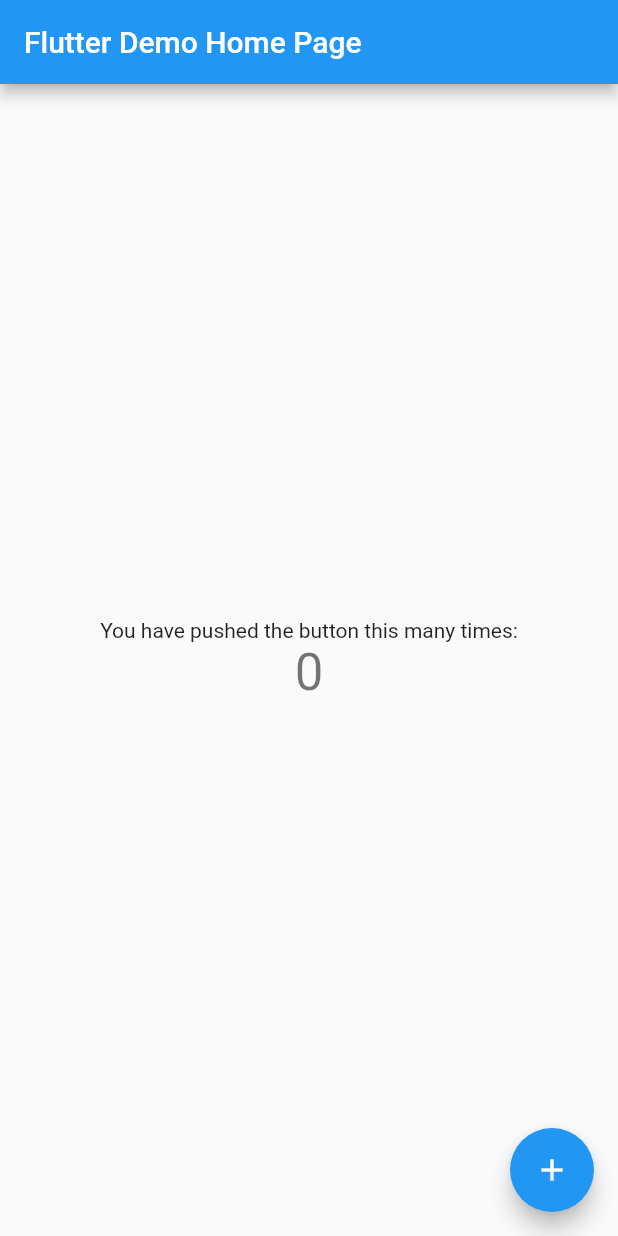
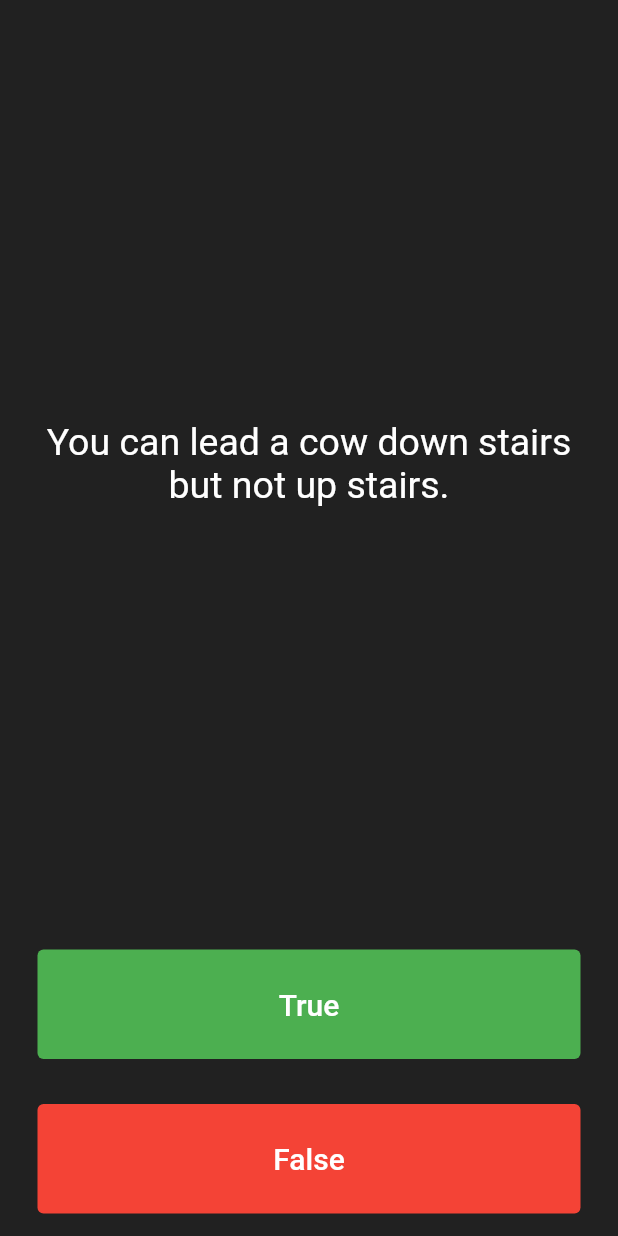
Before and after one commit to Malik-Usman17/Quiz_App, a Flutter app: the screen it shows after launch, on a phone screen of 412 x 824 dp. Run offline on Flutter 3.47's test engine with Material 2 defaults, Android fonts, the phone set to English and light mode, and no system bars.

Commit message:
adding question and answer list

```diff
--- a/lib/main.dart
+++ b/lib/main.dart
@@ -1,115 +1,145 @@
 import 'package:flutter/material.dart';
 
-void main() {
-  runApp(const MyApp());
-}
+void main() => runApp(const Quizzler());
 
-class MyApp extends StatelessWidget {
-  const MyApp({Key? key}) : super(key: key);
+class Quizzler extends StatelessWidget {
+  const Quizzler({Key? key}) : super(key: key);
 
-  // This widget is the root of your application.
   @override
   Widget build(BuildContext context) {
     return MaterialApp(
-      title: 'Flutter Demo',
-      theme: ThemeData(
-        // This is the theme of your application.
-        //
-        // Try running your application with "flutter run". You'll see the
-        // application has a blue toolbar. Then, without quitting the app, try
-        // changing the primarySwatch below to Colors.green and then invoke
-        // "hot reload" (press "r" in the console where you ran "flutter run",
-        // or simply save your changes to "hot reload" in a Flutter IDE).
-        // Notice that the counter didn't reset back to zero; the application
-        // is not restarted.
-        primarySwatch: Colors.blue,
+      home: Scaffold(
+        backgroundColor: Colors.grey.shade900,
+        body: const SafeArea(
+          child: Padding(
+            padding: EdgeInsets.symmetric(horizontal: 10.0),
+            child: QuizPage(),
+          ),
+        ),
       ),
-      home: const MyHomePage(title: 'Flutter Demo Home Page'),
     );
   }
 }
 
-class MyHomePage extends StatefulWidget {
-  const MyHomePage({Key? key, required this.title}) : super(key: key);
-
-  // This widget is the home page of your application. It is stateful, meaning
-  // that it has a State object (defined below) that contains fields that affect
-  // how it looks.
-
-  // This class is the configuration for the state. It holds the values (in this
-  // case the title) provided by the parent (in this case the App widget) and
-  // used by the build method of the State. Fields in a Widget subclass are
-  // always marked "final".
-
-  final String title;
+class QuizPage extends StatefulWidget {
+  const QuizPage({Key? key}) : super(key: key);
 
   @override
-  State<MyHomePage> createState() => _MyHomePageState();
+  State<QuizPage> createState() => _QuizPageState();
 }
 
-class _MyHomePageState extends State<MyHomePage> {
-  int _counter = 0;
+class _QuizPageState extends State<QuizPage> {
 
-  void _incrementCounter() {
-    setState(() {
-      // This call to setState tells the Flutter framework that something has
-      // changed in this State, which causes it to rerun the build method below
-      // so that the display can reflect the updated values. If we changed
-      // _counter without calling setState(), then the build method would not be
-      // called again, and so nothing would appear to happen.
-      _counter++;
-    });
-  }
+  // List<Icon> scoreKeeper = [
+  //   const Icon(
+  //     Icons.check,
+  //     color: Colors.green,
+  //   ),
+  //   const Icon(
+  //     Icons.close,
+  //     color: Colors.red,
+  //   )
+  // ];
+
+  List<Icon> scoreKeeper = [];
+
+  List<String> questions = [
+    'You can lead a cow down stairs but not up stairs.',
+    'Approximately one quarter of human bones are in the feet.',
+    'A slug\'s blood is green.'
+  ];
+
+  List<bool> answers = [
+    false,
+    true,
+    true
+  ];
+
+  int questionNumber = 0;
 
   @override
   Widget build(BuildContext context) {
-    // This method is rerun every time setState is called, for instance as done
-    // by the _incrementCounter method above.
-    //
-    // The Flutter framework has been optimized to make rerunning build methods
-    // fast, so that you can just rebuild anything that needs updating rather
-    // than having to individually change instances of widgets.
-    return Scaffold(
-      appBar: AppBar(
-        // Here we take the value from the MyHomePage object that was created by
-        // the App.build method, and use it to set our appbar title.
-        title: Text(widget.title),
-      ),
-      body: Center(
-        // Center is a layout widget. It takes a single child and positions it
-        // in the middle of the parent.
-        child: Column(
-          // Column is also a layout widget. It takes a list of children and
-          // arranges them vertically. By default, it sizes itself to fit its
-          // children horizontally, and tries to be as tall as its parent.
-          //
-          // Invoke "debug painting" (press "p" in the console, choose the
-          // "Toggle Debug Paint" action from the Flutter Inspector in Android
-          // Studio, or the "Toggle Debug Paint" command in Visual Studio Code)
-          // to see the wireframe for each widget.
-          //
-          // Column has various properties to control how it sizes itself and
-          // how it positions its children. Here we use mainAxisAlignment to
-          // center the children vertically; the main axis here is the vertical
-          // axis because Columns are vertical (the cross axis would be
-          // horizontal).
-          mainAxisAlignment: MainAxisAlignment.center,
-          children: <Widget>[
-            const Text(
-              'You have pushed the button this many times:',
+    return Column(
+      mainAxisAlignment: MainAxisAlignment.spaceBetween,
+      crossAxisAlignment: CrossAxisAlignment.stretch,
+      children: [
+          Expanded(
+          flex: 6,
+          child: Padding(
+            padding: const EdgeInsets.all(10.0),
+            child: Center(
+              child: Text(
+                questions[questionNumber],
+                textAlign: TextAlign.center,
+                style: const TextStyle(fontSize: 25.0, color: Colors.white),
+              ),
             ),
-            Text(
-              '$_counter',
-              style: Theme.of(context).textTheme.headline4,
+          ),
+        ),
+        Expanded(
+          child: Padding(
+            padding: const EdgeInsets.all(15.0),
+            child: TextButton(
+              style: ButtonStyle(
+                  backgroundColor: MaterialStateProperty.all(Colors.green),
+                  foregroundColor: MaterialStateProperty.all(Colors.white),
+              ),
+              onPressed: () {
+
+                bool correctAnswer = answers[questionNumber];
+
+                if(correctAnswer == true){
+                  print('user got it right.');
+                } else{
+                  print('user got it wrong.');
+                }
+                setState((){
+                  questionNumber++;
+                });
+                // setState((){
+                //   scoreKeeper.add(
+                //       const Icon(Icons.check, color: Colors.green,)
+                //   );
+                // });
+              },
+              child: const Text('True',
+                  style: TextStyle(
+                    fontSize: 20,
+                  )),
             ),
-          ],
+          ),
         ),
-      ),
-      floatingActionButton: FloatingActionButton(
-        onPressed: _incrementCounter,
-        tooltip: 'Increment',
-        child: const Icon(Icons.add),
-      ), // This trailing comma makes auto-formatting nicer for build methods.
+        Expanded(
+          child: Padding(
+            padding: const EdgeInsets.all(15.0),
+            child: TextButton(
+              style: ButtonStyle(
+                  backgroundColor: MaterialStateProperty.all(Colors.red),
+                  foregroundColor: MaterialStateProperty.all(Colors.white)
+                  ),
+              onPressed: () {
+                bool correctAnswer = answers[questionNumber];
+
+                if(correctAnswer == false){
+                  print('user got it right.');
+                } else{
+                  print('user got it wrong.');
+                }
+
+                setState(() => questionNumber++);
+              },
+              child: const Text('False',
+                  style: TextStyle(
+                    fontSize: 20,
+                  )),
+            ),
+          ),
+        ),
+        //TODO: Add a row here as your score keeper
+        Row(
+          children: scoreKeeper,
+        )
+      ],
     );
   }
 }
```
Also changed, not shown: lib/question.dart (added).
